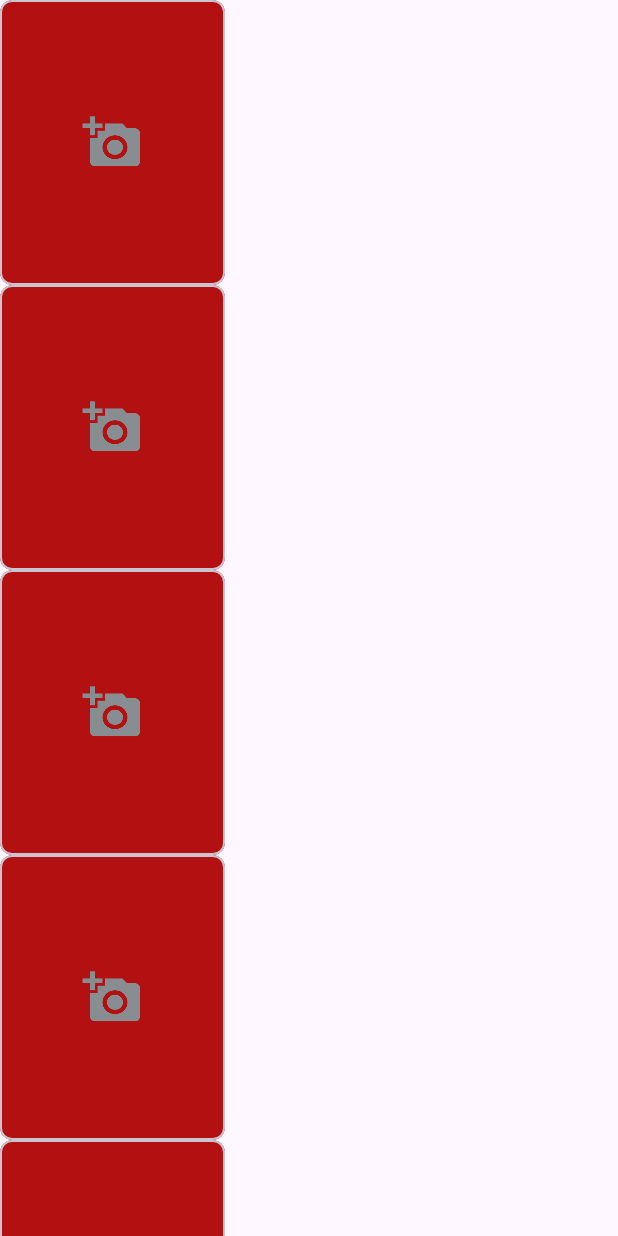
After one commit to Anelkad/FaceTrace, an Android app: the layout fragment_search_result.xml on its own in the app's theme, with its tools: preview values and no code run, on a phone screen of 412 x 824 dp. The commit adds this screen. Run offline under Robolectric (Android 15) with nearby library versions, the phone set to English and light mode, and no system bars.

Commit message:
init SearchResultFragment

```diff
--- /dev/null
+++ b/app/src/main/java/com/example/facetrace/base/constants/IntentConstants.kt
@@ -0,0 +1,5 @@
+package com.example.facetrace.base.constants
+
+object IntentConstants {
+    const val SEARCH_RESULT = "SEARCH_RESULT"
+}
--- /dev/null
+++ b/app/src/main/res/drawable/baseline_add_a_photo_24.xml
@@ -0,0 +1,14 @@
+<vector android:height="190dp" android:tint="@color/gray_220"
+    android:viewportHeight="24" android:viewportWidth="24"
+    android:width="100dp" xmlns:android="http://schemas.android.com/apk/res/android">
+
+    <group
+        android:scaleX="0.4"
+        android:scaleY="0.2"
+        android:pivotX="12"
+        android:pivotY="12">
+        <path android:fillColor="@android:color/white"
+            android:pathData="M3,4V1h2v3h3v2H5v3H3V6H0V4H3zM6,10V7h3V4h7l1.83,2H21c1.1,0 2,0.9 2,2v12c0,1.1 -0.9,2 -2,2H5c-1.1,0 -2,-0.9 -2,-2V10H6zM13,19c2.76,0 5,-2.24 5,-5s-2.24,-5 -5,-5s-5,2.24 -5,5S10.24,19 13,19zM9.8,14c0,1.77 1.43,3.2 3.2,3.2s3.2,-1.43 3.2,-3.2s-1.43,-3.2 -3.2,-3.2S9.8,12.23 9.8,14z"/>
+    </group>
+
+</vector>
--- /dev/null
+++ b/app/src/main/res/layout/fragment_search_result.xml
@@ -0,0 +1,18 @@
+<?xml version="1.0" encoding="utf-8"?>
+<FrameLayout xmlns:android="http://schemas.android.com/apk/res/android"
+    xmlns:app="http://schemas.android.com/apk/res-auto"
+    xmlns:tools="http://schemas.android.com/tools"
+    android:layout_width="match_parent"
+    android:layout_height="match_parent"
+    tools:context=".ui.search_result.SearchResultFragment">
+
+    <androidx.recyclerview.widget.RecyclerView
+        android:id="@+id/rv_search_result"
+        android:layout_width="match_parent"
+        android:layout_height="wrap_content"
+        android:clipToPadding="false"
+        android:orientation="vertical"
+        tools:itemCount="10"
+        tools:listitem="@layout/item_media" />
+
+</FrameLayout>
--- /dev/null
+++ b/app/src/main/res/layout/item_media.xml
@@ -0,0 +1,18 @@
+<?xml version="1.0" encoding="utf-8"?>
+<com.google.android.material.card.MaterialCardView xmlns:android="http://schemas.android.com/apk/res/android"
+    xmlns:app="http://schemas.android.com/apk/res-auto"
+    android:layout_width="wrap_content"
+    android:layout_height="wrap_content"
+    android:layout_marginEnd="5dp"
+    app:cardCornerRadius="8dp"
+    android:backgroundTint="@color/red"
+    app:cardElevation="0dp">
+
+    <ImageView
+        android:id="@+id/iv_image"
+        android:layout_width="150dp"
+        android:layout_height="wrap_content"
+        android:contentDescription="@string/image"
+        android:src="@drawable/baseline_add_a_photo_24" />
+
+</com.google.android.material.card.MaterialCardView>
--- a/app/src/main/res/values/strings.xml
+++ b/app/src/main/res/values/strings.xml
@@ -10,4 +10,5 @@
     <string name="permission_msg_camera">To take photos FaceTrace needs permission to the camera</string>
     <string name="permission_title_gallery">Allow access to the gallery</string>
     <string name="permission_msg_gallery">FaceTrace needs your permission to share your photos</string>
+    <string name="search">Search</string>
 </resources>
--- a/data/src/main/java/com/example/data/di/NetworkModule.kt
+++ b/data/src/main/java/com/example/data/di/NetworkModule.kt
@@ -55,7 +55,7 @@ object NetworkModule {
 
     @Provides
     @Singleton
-    fun provideProxyRetrofit(
+    fun provideRetrofit(
         okHttpClient: OkHttpClient,
         gson: Gson
     ): Retrofit = Retrofit.Builder()
@@ -67,7 +67,6 @@ object NetworkModule {
 
     @Provides
     @Singleton
-    @Named("FACE_TRACE_API")
     fun provideApi(
         retrofit: Retrofit
     ): FaceTraceApi = retrofit.create()
--- a/data/src/main/java/com/example/data/remote/FaceTraceApi.kt
+++ b/data/src/main/java/com/example/data/remote/FaceTraceApi.kt
@@ -1,6 +1,6 @@
 package com.example.data.remote
 
-import com.example.domain.model.SearchResult
+import com.example.data.model.SearchResultDTO
 import okhttp3.MultipartBody
 import retrofit2.Response
 import retrofit2.http.Multipart
@@ -12,5 +12,5 @@ interface FaceTraceApi {
     @POST("api/v1/search")
     suspend fun search(
         @Part image: MultipartBody.Part
-    ): Response<List<SearchResult>>
+    ): Response<List<SearchResultDTO>>
 }
--- a/data/src/main/java/com/example/data/repository/FaceTraceRepositoryImpl.kt
+++ b/data/src/main/java/com/example/data/repository/FaceTraceRepositoryImpl.kt
@@ -17,7 +17,7 @@ class FaceTraceRepositoryImpl(
     override suspend fun search(path: String): CommonResult<List<SearchResult>> = withContext(Dispatchers.IO) {
         val file = File(path)
         val image = MultipartBody.Part.createFormData(
-            "file",
+            "image",
             file.name,
             file.asRequestBody(("image/*").toMediaTypeOrNull())
         )
@@ -25,7 +25,7 @@ class FaceTraceRepositoryImpl(
             image = image
         )
         if (response.isSuccessful) {
-            CommonResult(result = response.body())
+            CommonResult(result = response.body()?.map { it.toDomain() })
         } else {
             CommonResult(error = response.message())
         }
```
Also changed, not shown: app/src/main/java/com/example/facetrace/base/CommonState.kt (added, +8 -0 lines), app/src/main/java/com/example/facetrace/base/ResultIntentData.kt (added, +8 -0 lines), app/src/main/java/com/example/facetrace/ui/search_result/SearchResultAdapter.kt (added, +40 -0 lines), app/src/main/java/com/example/facetrace/ui/search_result/SearchResultFragment.kt (added, +43 -0 lines), app/src/main/java/com/example/facetrace/ui/upload_image/UploadImageFragment.kt (+13 -10 lines), app/src/main/java/com/example/facetrace/ui/upload_image/UploadImageViewModel.kt (+26 -0 lines), app/src/main/res/layout/fragment_upload_image.xml (+28 -8 lines), data/src/main/java/com/example/data/model/SearchResultDTO.kt (added, +14 -0 lines), domain/src/main/java/com/example/domain/usecase/SearchImageUseCase.kt (added, +8 -0 lines), 2 other files.
